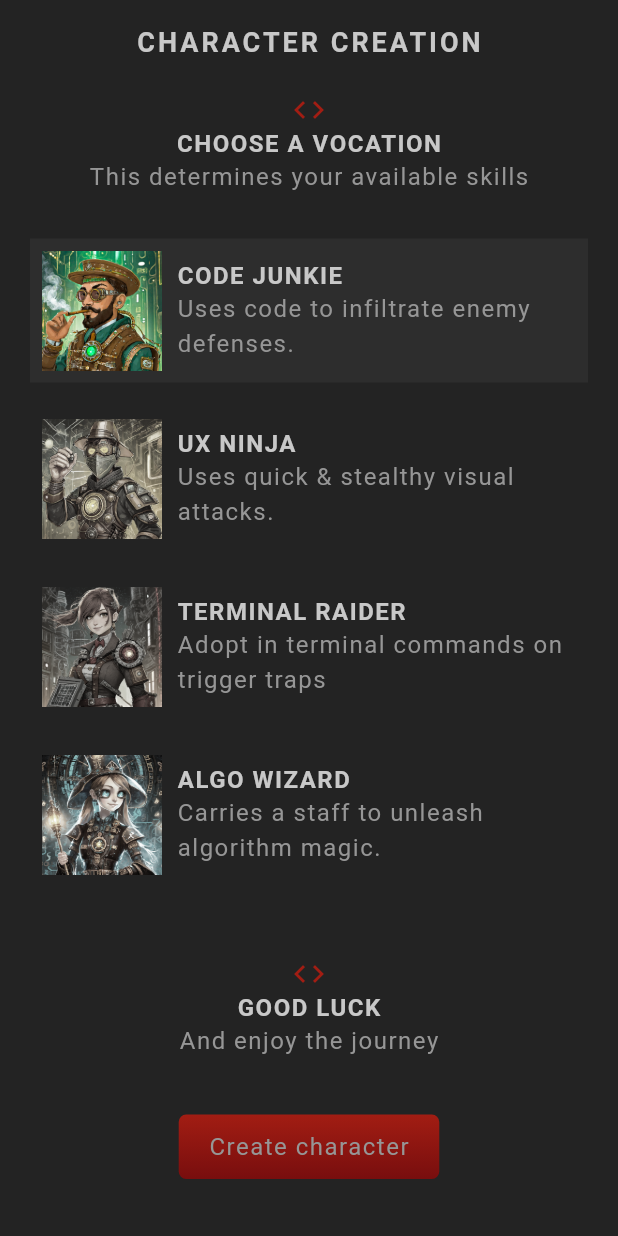
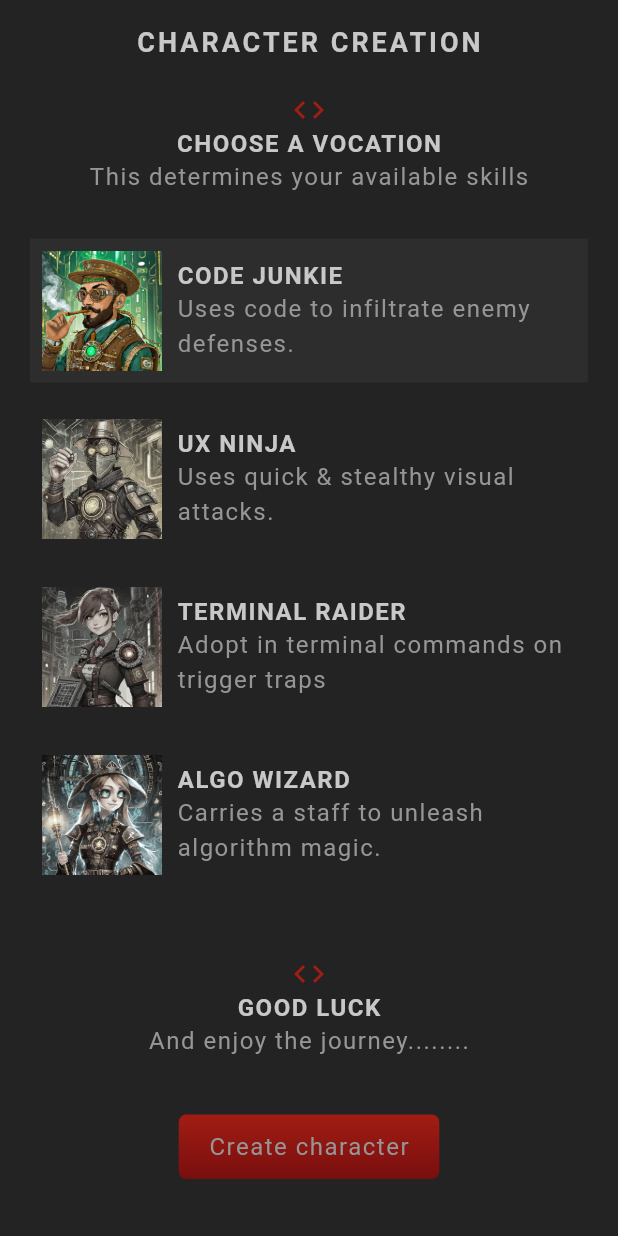
Before and after one commit to jamesthegreat2021/flutter-rpg, a Flutter app: the screen it shows after launch, scrolled down 283 dp, on a phone screen of 412 x 824 dp. Run offline on Flutter 3.47's test engine with Material 3 defaults, Android fonts, the phone set to English and light mode, and no system bars; our stand-ins replace google_fonts; Roboto replaces fonts that are missing (Kanit).

```diff
--- a/lib/screens/create/create.dart
+++ b/lib/screens/create/create.dart
@@ -157,7 +157,7 @@ class _CreateState extends State<Create> {
                 child: StyledHeading('Good Luck'),
               ),
               const Center(
-                child: StyledText('And enjoy the journey'),
+                child: StyledText('And enjoy the journey........'),
               ),
               const SizedBox(
                 height: 30,),
```
